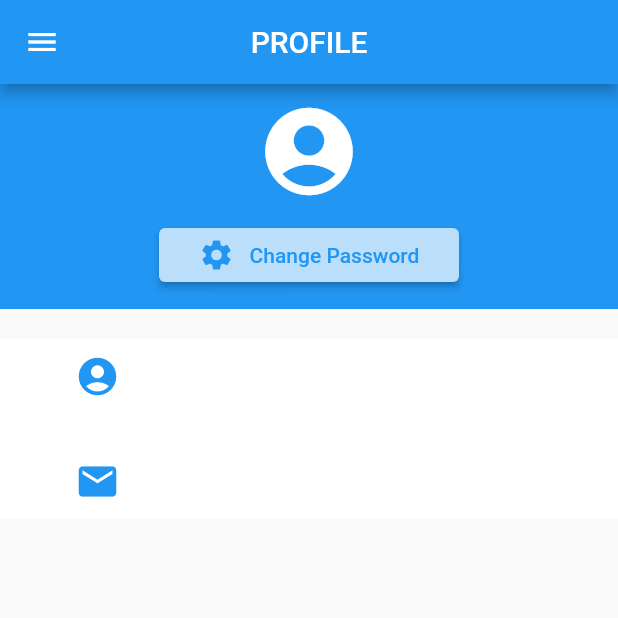
After one commit to mehedi-4958/approver, a Flutter app: the ProfilePage screen opened directly, on a phone screen of 412 x 824 dp, the top half of it. The commit adds this screen. Run offline on Flutter 3.47's test engine with Material 2 defaults, Android fonts, the phone set to English and light mode, and no system bars; our stand-ins replace dio, flutter_secure_storage; accounts and stored records are empty.

Commit message:
Profile Screen created

```diff
--- a/lib/screens/home_screen.dart
+++ b/lib/screens/home_screen.dart
@@ -3,6 +3,7 @@ import 'package:approver/services/auth.dart';
 import 'package:flutter/cupertino.dart';
 import 'package:flutter/material.dart';
 import 'package:provider/provider.dart';
+import 'package:approver/screens/profile_screen.dart';
 
 class HomeScreen extends StatefulWidget {
   const HomeScreen({Key? key}) : super(key: key);
@@ -21,6 +22,7 @@ class _HomeScreenState extends State<HomeScreen> {
         length: 3,
         child: Scaffold(
           appBar: AppBar(
+            //toolbarHeight: 100,
             bottom: TabBar(
               tabs: [
                 Tab(
@@ -31,6 +33,7 @@ class _HomeScreenState extends State<HomeScreen> {
               ],
             ),
             title: Text('ITEM LIST'),
+            centerTitle: true,
           ),
           body: TabBarView(
             children: [
@@ -40,23 +43,45 @@ class _HomeScreenState extends State<HomeScreen> {
             ],
           ),
           drawer: Drawer(
+            child: Container(
+              color: Colors.blue,
               child: ListView(
                 children: [
                   DrawerHeader(
-                  child: Column(
+                    child: Row(
                       children: [
-                      CircleAvatar(
-                        backgroundColor: Colors.white,
-                        radius: 50,
+                        Icon(
+                          Icons.account_circle,
+                          size: 100,
+                          color: Colors.white,
                         ),
-                      Text(auth.user.name != null
+                        SizedBox(
+                          width: 20,
+                        ),
+                        Text(
+                          auth.user.name != null
                               ? auth.user.name
-                          : 'guest user'),
+                              : 'guest user',
+                          style: TextStyle(
+                            color: Colors.white,
+                            fontSize: 16,
+                          ),
+                        ),
                       ],
                     ),
                     decoration: BoxDecoration(
                       color: Colors.blue,
                     ),
+                  ),
+                  ListTile(
+                    title: Text('Profile'),
+                    leading: Icon(Icons.auto_awesome_mosaic),
+                    onTap: () {
+                      Navigator.push(
+                          context,
+                          MaterialPageRoute(
+                              builder: (context) => ProfilePage()));
+                    },
                   ),
                   ListTile(
                     title: Text('Logout'),
@@ -72,6 +97,7 @@ class _HomeScreenState extends State<HomeScreen> {
             ),
           ),
         ),
+      ),
     );
   }
 }
--- /dev/null
+++ b/lib/screens/profile_screen.dart
@@ -0,0 +1,192 @@
+import 'package:approver/screens/login_screen.dart';
+import 'package:approver/services/auth.dart';
+import 'package:flutter/material.dart';
+import 'package:provider/provider.dart';
+
+class ProfilePage extends StatefulWidget {
+  const ProfilePage({Key? key}) : super(key: key);
+
+  @override
+  _ProfilePageState createState() => _ProfilePageState();
+}
+
+class _ProfilePageState extends State<ProfilePage> {
+  @override
+  Widget build(BuildContext context) {
+    Auth auth = Auth();
+    return Container(
+      child: Scaffold(
+        appBar: AppBar(
+          centerTitle: true,
+          title: Text('PROFILE'),
+        ),
+        body: Container(
+          height: MediaQuery.of(context).size.height,
+          width: MediaQuery.of(context).size.width,
+          child: Column(
+            mainAxisAlignment: MainAxisAlignment.start,
+            crossAxisAlignment: CrossAxisAlignment.center,
+            children: [
+              Container(
+                height: 150,
+                width: MediaQuery.of(context).size.width,
+                color: Colors.blue,
+                child: Column(
+                  children: [
+                    SizedBox(
+                      height: 10,
+                    ),
+                    Icon(
+                      Icons.account_circle,
+                      size: 70,
+                      color: Colors.white,
+                    ),
+                    SizedBox(
+                      height: 10,
+                    ),
+                    ElevatedButton(
+                      style: ElevatedButton.styleFrom(
+                          primary: Colors.blue[100], fixedSize: Size(200, 30)),
+                      onPressed: () {
+                        // showDialog(
+                        //     context: context,
+                        //     builder: (BuildContext context) {
+                        //       return AlertDialog();
+                        //     });
+                      },
+                      child: Row(
+                        mainAxisAlignment: MainAxisAlignment.center,
+                        children: [
+                          Icon(
+                            Icons.settings,
+                            color: Colors.blue,
+                          ),
+                          SizedBox(
+                            width: 10,
+                          ),
+                          Text(
+                            'Change Password',
+                            style: TextStyle(
+                              color: Colors.blue,
+                            ),
+                          ),
+                        ],
+                      ),
+                    ),
+                  ],
+                ),
+              ),
+              SizedBox(
+                height: 20,
+              ),
+              Container(
+                width: MediaQuery.of(context).size.width,
+                color: Colors.white,
+                padding: EdgeInsets.only(left: 50.0),
+                child: Column(
+                  mainAxisAlignment: MainAxisAlignment.start,
+                  crossAxisAlignment: CrossAxisAlignment.start,
+                  children: [
+                    Container(
+                      height: 50,
+                      child: Row(
+                        children: [
+                          Icon(
+                            Icons.account_circle,
+                            size: 30,
+                            color: Colors.blue,
+                          ),
+                          SizedBox(width: 30),
+                          Text(
+                            auth.user.name,
+                            style: TextStyle(
+                              color: Colors.blue,
+                              fontSize: 16,
+                            ),
+                          ),
+                        ],
+                      ),
+                    ),
+                    SizedBox(
+                      height: 20,
+                    ),
+                    Container(
+                      height: 50,
+                      child: Row(
+                        children: [
+                          Icon(
+                            Icons.email,
+                            size: 30,
+                            color: Colors.blue,
+                          ),
+                          SizedBox(width: 30),
+                          Text(
+                            auth.user.email,
+                            style: TextStyle(
+                              color: Colors.blue,
+                              fontSize: 16,
+                            ),
+                          ),
+                        ],
+                      ),
+                    ),
+                  ],
+                ),
+              ),
+            ],
+          ),
+        ),
+        drawer: Drawer(
+          child: Container(
+            color: Colors.blue,
+            child: ListView(
+              children: [
+                DrawerHeader(
+                  child: Row(
+                    children: [
+                      Icon(
+                        Icons.account_circle,
+                        size: 100,
+                        color: Colors.white,
+                      ),
+                      SizedBox(
+                        width: 20,
+                      ),
+                      Text(
+                        auth.user.name != null ? auth.user.name : 'guest user',
+                        style: TextStyle(
+                          color: Colors.white,
+                          fontSize: 16,
+                        ),
+                      ),
+                    ],
+                  ),
+                  decoration: BoxDecoration(
+                    color: Colors.blue,
+                  ),
+                ),
+                ListTile(
+                  title: Text('Profile'),
+                  leading: Icon(Icons.auto_awesome_mosaic),
+                  onTap: () {
+                    Navigator.push(context,
+                        MaterialPageRoute(builder: (context) => ProfilePage()));
+                  },
+                ),
+                ListTile(
+                  title: Text('Logout'),
+                  leading: Icon(Icons.logout),
+                  onTap: () {
+                    Provider.of<Auth>(context, listen: false).logout();
+                    Navigator.push(context,
+                        MaterialPageRoute(builder: (context) => LoginPage()));
+                  },
+                ),
+              ],
+            ),
+          ),
+        ),
+      ),
+    );
+  }
+}
```
Lines whose indentation alone changed are shown as unchanged.
